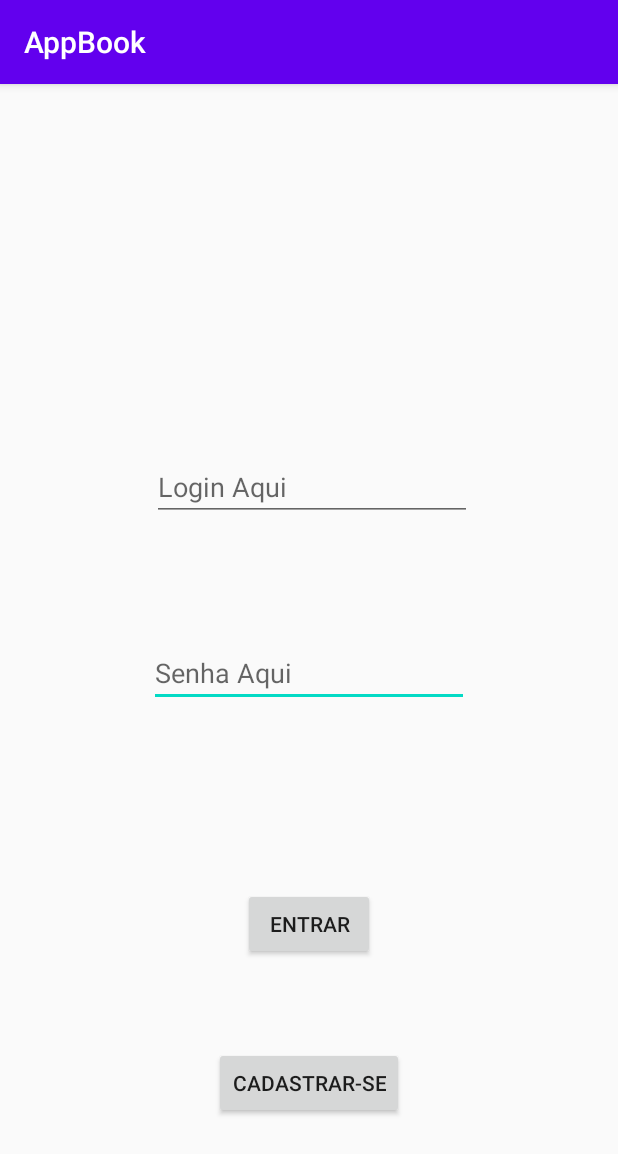
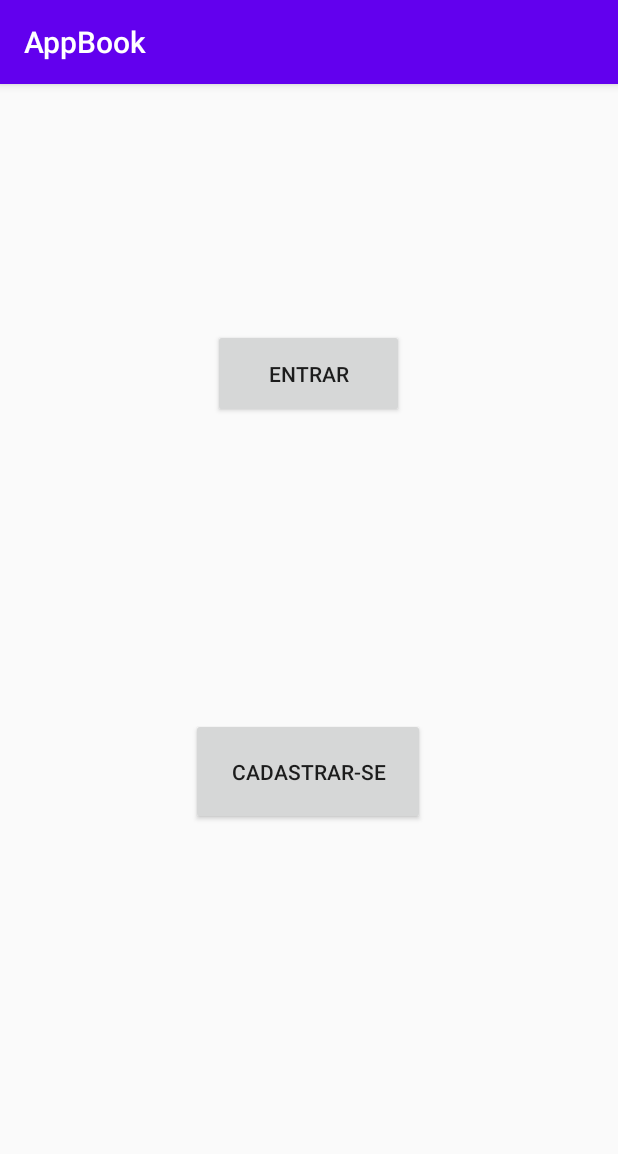
Before and after one commit to dferrantisc/ProgDM, an Android app: the screen it shows after launch (MainActivity), on a phone screen of 412 x 824 dp. Shown: the top 1154 px of the screen. Run offline under Robolectric (Android 15) with nearby library versions, the phone set to English and light mode, and no system bars; our stand-ins replace Firebase (no records; nobody signed in at launch, a user with empty details on screens opened directly).

Commit message:
Updt Telas

```diff
--- a/app/src/main/res/layout/activity_main.xml
+++ b/app/src/main/res/layout/activity_main.xml
@@ -8,55 +8,28 @@
 
     <Button
         android:id="@+id/btnEntrar"
-        android:layout_width="wrap_content"
-        android:layout_height="wrap_content"
-        android:layout_marginTop="30dp"
-        android:layout_marginBottom="20dp"
+        android:layout_width="127dp"
+        android:layout_height="59dp"
+        android:layout_marginTop="189dp"
+        android:layout_marginBottom="100dp"
         android:text="Entrar"
         app:layout_constraintBottom_toTopOf="@+id/btnCadUser"
         app:layout_constraintEnd_toEndOf="parent"
+        app:layout_constraintHorizontal_bias="0.498"
         app:layout_constraintStart_toStartOf="parent"
-        app:layout_constraintTop_toBottomOf="@+id/etxtSenha" />
+        app:layout_constraintTop_toTopOf="parent" />
 
     <Button
         android:id="@+id/btnCadUser"
-        android:layout_width="wrap_content"
-        android:layout_height="wrap_content"
-        android:layout_marginTop="10dp"
-        android:layout_marginBottom="50dp"
+        android:layout_width="156dp"
+        android:layout_height="71dp"
+        android:layout_marginTop="100dp"
+        android:layout_marginBottom="300dp"
         android:text="Cadastrar-Se"
         app:layout_constraintBottom_toBottomOf="parent"
         app:layout_constraintEnd_toEndOf="parent"
+        app:layout_constraintHorizontal_bias="0.498"
         app:layout_constraintStart_toStartOf="parent"
         app:layout_constraintTop_toBottomOf="@+id/btnEntrar" />
 
-    <EditText
-        android:id="@+id/etxtSenha"
-        android:layout_width="wrap_content"
-        android:layout_height="wrap_content"
-        android:layout_marginTop="25dp"
-        android:layout_marginBottom="62dp"
-        android:ems="10"
-        android:hint="Senha Aqui"
-        android:inputType="textPassword"
-        app:layout_constraintBottom_toTopOf="@+id/btnEntrar"
-        app:layout_constraintEnd_toEndOf="parent"
-        app:layout_constraintStart_toStartOf="parent"
-        app:layout_constraintTop_toBottomOf="@+id/txtLogin" />
-
-    <EditText
-        android:id="@+id/txtLogin"
-        android:layout_width="wrap_content"
-        android:layout_height="wrap_content"
-        android:layout_marginStart="101dp"
-        android:layout_marginTop="218dp"
-        android:layout_marginEnd="97dp"
-        android:layout_marginBottom="25dp"
-        android:ems="10"
-        android:hint="Login Aqui"
-        android:inputType="textPersonName"
-        app:layout_constraintBottom_toTopOf="@+id/etxtSenha"
-        app:layout_constraintEnd_toEndOf="parent"
-        app:layout_constraintStart_toStartOf="parent"
-        app:layout_constraintTop_toTopOf="parent" />
 </androidx.constraintlayout.widget.ConstraintLayout>
```
